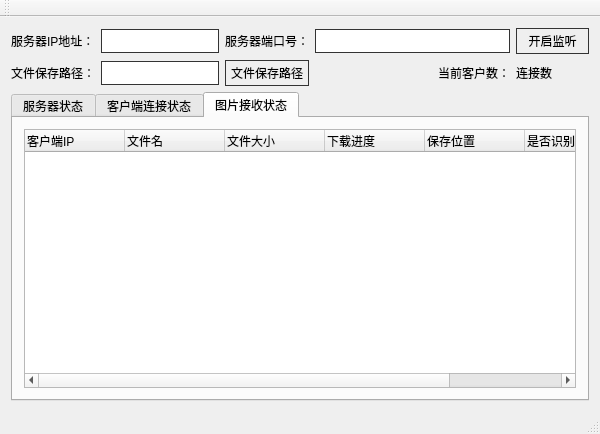
Above: mainwindow.ui from Forrest-Stone/Server before the change. Below: the same form after it.
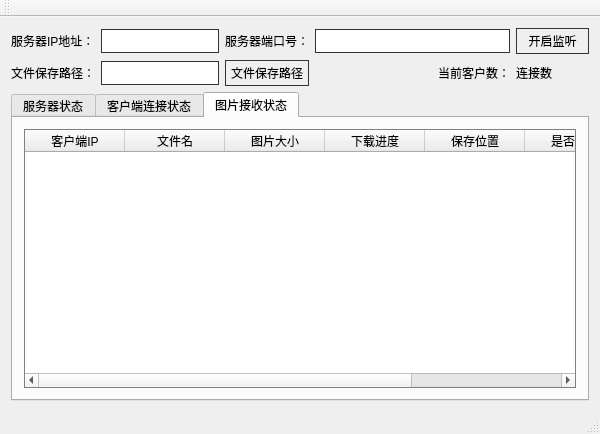
That is the form after the change.

Patch:
```diff
--- a/mainwindow.ui
+++ b/mainwindow.ui
@@ -216,7 +216,7 @@
        </attribute>
        <layout class="QGridLayout" name="gridLayout_3">
         <item row="0" column="0">
-         <widget class="QTreeWidget" name="treeWidget">
+         <widget class="QTableWidget" name="tableWidget_2">
           <column>
            <property name="text">
             <string>客户端IP</string>
@@ -229,7 +229,7 @@
           </column>
           <column>
            <property name="text">
-            <string>文件大小</string>
+            <string>图片大小</string>
            </property>
           </column>
           <column>
```
